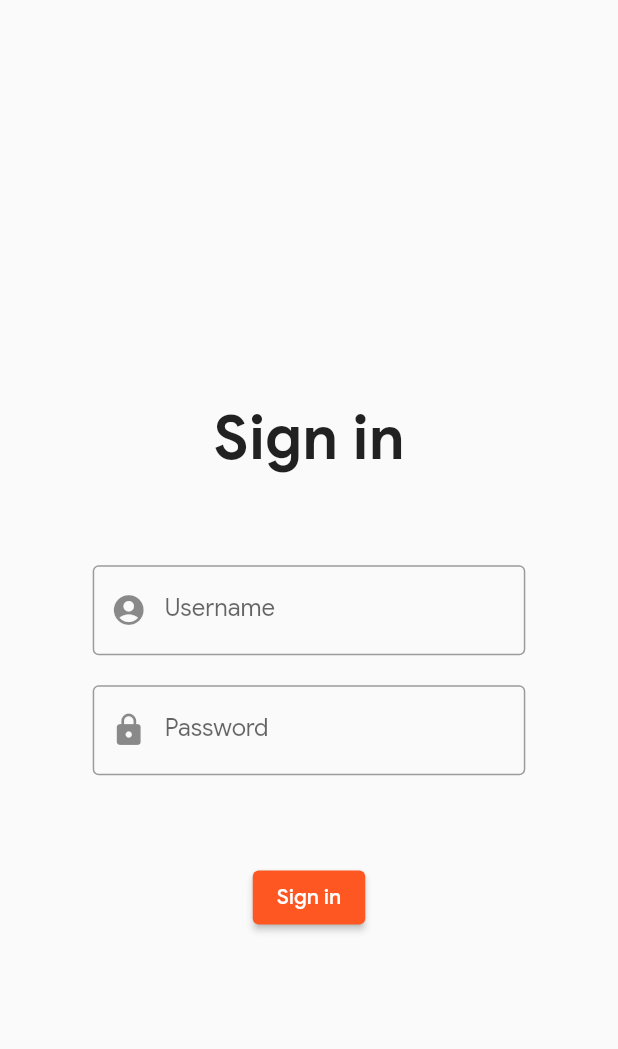
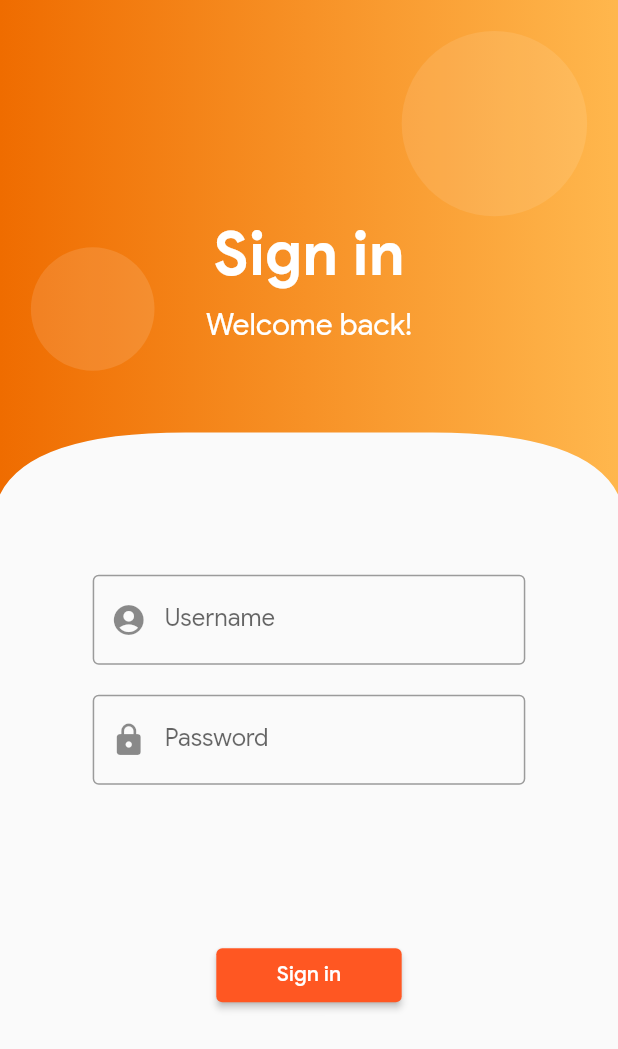
Before and after one commit to docongminh5499/camera_app, a Flutter app: the screen it shows after launch, on a phone screen of 412 x 824 dp. Shown: the top 1049 px of the screen. Run offline on Flutter 3.47's test engine with Material 2 defaults, Android fonts, the phone set to English and light mode, and no system bars; our stand-ins replace bloc, camera, dartz, data_connection_checker, equatable, flutter_bloc and 6 more; accounts and stored records are empty.

Commit message:
repair login page, database config sql (on progress)

```diff
--- a/assets/lang/en.json
+++ b/assets/lang/en.json
@@ -50,5 +50,6 @@
     "close": "Close",
     "analysisError": "Something went wrong. Please try again.",
     "analysisSuccess": "Analysis successfully",
-    "result": "Result"
+    "result": "Result",
+    "welcomeBack": "Welcome back!"
 }
--- a/assets/lang/vi.json
+++ b/assets/lang/vi.json
@@ -50,5 +50,6 @@
     "close": "Đóng",
     "analysisError": "Xảy ra lỗi, vui lòng thử lại",
     "analysisSuccess": "Phân tích thành công",
-    "result": "Kết quả"
+    "result": "Kết quả",
+    "welcomeBack": "Chào mừng trở lại!"
 }
--- a/lib/cores/failures/failure.dart
+++ b/lib/cores/failures/failure.dart
@@ -1,4 +1,3 @@
-import 'package:dartz/dartz.dart';
 import 'package:equatable/equatable.dart';
 import 'package:flutter/cupertino.dart';
 
--- a/lib/cores/utils/constants.dart
+++ b/lib/cores/utils/constants.dart
@@ -1,4 +1,5 @@
 import 'package:flutter/material.dart';
+import 'package:sqflite/sqflite.dart';
 
 class Constants {
   static String userRole = "USER";
@@ -14,21 +15,23 @@ class Constants {
       new GlobalKey<NavigatorState>();
 
   static String protocol = "http";
-  static String host = "192.168.1.123";
-  static String port = "3000";
+  static String server = "192.168.1.123:3000";
+  // static String server = "docongminh-camera-app-server.herokuapp.com";
 
   static Map<String, String> urls = {
-    "login": "$protocol://$host:$port/login",
-    "verifyToken": "$protocol://$host:$port/verify-token",
-    "getAccount": "$protocol://$host:$port/get-account",
-    "addAccount": "$protocol://$host:$port/add-account",
-    "modifyAccount": "$protocol://$host:$port/modify-account",
-    "removeAccount": "$protocol://$host:$port/remove-account",
-    "analysisImage": "$protocol://$host:$port/analysis-image"
+    "login": "$protocol://$server/login",
+    "verifyToken": "$protocol://$server/verify-token",
+    "getAccount": "$protocol://$server/get-account",
+    "addAccount": "$protocol://$server/add-account",
+    "modifyAccount": "$protocol://$server/modify-account",
+    "removeAccount": "$protocol://$server/remove-account",
+    "analysisImage": "$protocol://$server/analysis-image"
   };
 
   static List<Map<String, dynamic>> locales = [
     {"locale": Locale('en', 'US'), "name": "English"},
     {"locale": Locale('vi', 'VN'), "name": "Tiếng việt"},
   ];
+
+  static Database database;
 }
--- a/lib/cores/widgets/decorate_title_scaffold.dart
+++ b/lib/cores/widgets/decorate_title_scaffold.dart
@@ -50,7 +50,6 @@ class DecorateTitleScaffold extends StatelessWidget {
         top: false,
         bottom: false,
         child: Scaffold(
-
           resizeToAvoidBottomInset: false,
           appBar: AppBar(
             title: Text(title),
--- /dev/null
+++ b/lib/cores/widgets/fade_widget.dart
@@ -0,0 +1,52 @@
+import 'package:flutter/cupertino.dart';
+import 'package:flutter/material.dart';
+
+class FadeWidget extends StatefulWidget {
+  final Widget child;
+  final Duration duration;
+  final Duration delay;
+
+  FadeWidget({
+    @required this.duration,
+    this.delay,
+    @required this.child,
+    Key key,
+  }) : super(key: key);
+
+  @override
+  _FadeWidgetState createState() => _FadeWidgetState();
+}
+
+class _FadeWidgetState extends State<FadeWidget> {
+  bool visible = false;
+  bool firstMount = true;
+
+  @override
+  void didChangeDependencies() {
+    super.didChangeDependencies();
+    if (firstMount) {
+      if (widget.delay == null)
+        this.setState(() {
+          visible = true;
+          firstMount = false;
+        });
+      else {
+        Future.delayed(widget.delay, () {
+          this.setState(() {
+            visible = true;
+            firstMount = false;
+          });
+        });
+      }
+    }
+  }
+
+  @override
+  Widget build(BuildContext context) {
+    return AnimatedOpacity(
+      opacity: visible ? 1.0 : 0.0,
+      duration: widget.duration,
+      child: widget.child,
+    );
+  }
+}
--- /dev/null
+++ b/lib/database/model_sql.dart
@@ -0,0 +1,5 @@
+abstract class ModelSQL {
+  String onCreate();
+  bool insert();
+  bool remove();
+}
--- /dev/null
+++ b/lib/features/gallery/presentation/bloc/gallery_event.dart
@@ -0,0 +1,3 @@
+part of 'gallery_bloc.dart';
+@immutable
+abstract class GalleryEvent {}
--- /dev/null
+++ b/lib/features/gallery/presentation/bloc/gallery_state.dart
@@ -0,0 +1,4 @@
+part of 'gallery_bloc.dart';
+@immutable
+abstract class GalleryState {}
+class GalleryInitial extends GalleryState {}
--- a/lib/features/login/pages/login.dart
+++ b/lib/features/login/pages/login.dart
@@ -1,8 +1,10 @@
 import 'package:flutter/material.dart';
 import 'package:flutter_bloc/flutter_bloc.dart';
 import 'package:my_camera_app_demo/cores/localize/app_localize.dart';
+import 'package:my_camera_app_demo/cores/widgets/fade_widget.dart';
 import 'package:my_camera_app_demo/features/app/presentation/bloc/app_bloc.dart';
 import 'package:my_camera_app_demo/features/login/bloc/login_bloc.dart';
+import 'package:my_camera_app_demo/features/login/widgets/login_painter.dart';
 import 'package:my_camera_app_demo/injections/injection.dart';
 
 class LoginPage extends StatefulWidget {
@@ -18,18 +20,12 @@ class _LoginPageState extends State<LoginPage> {
   LoginBloc bloc = sl<LoginBloc>();
   String username;
   String password;
-  double _opacity = 0;
 
   @override
   void initState() {
     super.initState();
     username = "";
     password = "";
-    WidgetsBinding.instance.addPostFrameCallback((_) {
-      this.setState(() {
-        _opacity = 1;
-      });
-    });
   }
 
   @override
@@ -57,39 +53,59 @@ class _LoginPageState extends State<LoginPage> {
   @override
   Widget build(BuildContext context) {
     AppLocalizations localizations = AppLocalizations.of(context);
+    bool darkmode = getCurrentBlocState().setting.isDarkModeOn;
 
-    return BlocProvider(
+    return DecoratedLoginContainer(
+      darkmode: darkmode,
+      body: BlocProvider(
         create: (BuildContext context) => bloc,
-      child: Scaffold(
-        resizeToAvoidBottomInset: false,
-        body: SafeArea(
-          minimum: EdgeInsets.all(15),
-          child: AnimatedOpacity(
-            opacity: _opacity,
-            duration: Duration(seconds: 1),
-            child: AnimatedContainer(
-              duration: Duration(milliseconds: 500),
-              width: MediaQuery.of(context).size.width,
         child: Column(
           crossAxisAlignment: CrossAxisAlignment.center,
           mainAxisAlignment: MainAxisAlignment.spaceEvenly,
           children: <Widget>[
             Container(
-                    width: MediaQuery.of(context).size.width * 0.7,
-                    height: MediaQuery.of(context).size.height * 0.6,
+              height: MediaQuery.of(context).size.height * 0.3,
               child: Column(
                 crossAxisAlignment: CrossAxisAlignment.center,
-                      mainAxisAlignment: MainAxisAlignment.end,
+                mainAxisAlignment: MainAxisAlignment.center,
                 children: [
-                        Text(
+                  FadeWidget(
+                    delay: Duration(milliseconds: 500),
+                    duration: Duration(milliseconds: 1000),
+                    child: Text(
                       localizations.translate("signIn"),
                       style: TextStyle(
                         fontSize: 40,
                         fontWeight: FontWeight.bold,
+                        color: Colors.white,
                       ),
                     ),
-                        SizedBox(height: 50),
-                        Padding(
+                  ),
+                  SizedBox(height: 10),
+                  FadeWidget(
+                    delay: Duration(milliseconds: 1000),
+                    duration: Duration(milliseconds: 1000),
+                    child: Text(
+                      localizations.translate("welcomeBack"),
+                      style: TextStyle(
+                        fontSize: 20,
+                        color: Colors.white,
+                      ),
+                    ),
+                  ),
+                ],
+              ),
+            ),
+            Container(
+              width: MediaQuery.of(context).size.width * 0.7,
+              child: Column(
+                crossAxisAlignment: CrossAxisAlignment.center,
+                mainAxisAlignment: MainAxisAlignment.center,
+                children: [
+                  FadeWidget(
+                    delay: Duration(milliseconds: 1000),
+                    duration: Duration(milliseconds: 1000),
+                    child: Padding(
                       padding: EdgeInsets.symmetric(vertical: 10),
                       child: TextFormField(
                         autocorrect: false,
@@ -104,7 +120,11 @@ class _LoginPageState extends State<LoginPage> {
                         },
                       ),
                     ),
-                        Padding(
+                  ),
+                  FadeWidget(
+                    delay: Duration(milliseconds: 1200),
+                    duration: Duration(milliseconds: 1000),
+                    child: Padding(
                       padding: EdgeInsets.symmetric(vertical: 10),
                       child: TextFormField(
                         controller: passwordController,
@@ -121,21 +141,36 @@ class _LoginPageState extends State<LoginPage> {
                         },
                       ),
                     ),
+                  ),
                 ],
               ),
             ),
             Container(
-                    height: MediaQuery.of(context).size.height * 0.3,
+              height: MediaQuery.of(context).size.height * 0.2,
+              child: BlocListener(
+                bloc: bloc,
+                listener: (context, state) {
+                  if (state is SuccessLoginState) {
+                    successLogin();
+                  }
+                },
                 child: BlocBuilder<LoginBloc, LoginState>(
                   builder: (BuildContext context, LoginState state) {
                     if (state is NormalState) {
                       return Column(
                         children: [
                           SizedBox(height: 30),
-                              ElevatedButton(
+                          FadeWidget(
+                            delay: Duration(milliseconds: 1400),
+                            duration: Duration(milliseconds: 1000),
+                            child: Container(
+                              width: MediaQuery.of(context).size.width * 0.3,
+                              child: ElevatedButton(
                                 onPressed: () => login(),
                                 child: Text(localizations.translate("signIn")),
-                              )
+                              ),
+                            ),
+                          ),
                         ],
                       );
                     } else if (state is LoggingState) {
@@ -158,14 +193,17 @@ class _LoginPageState extends State<LoginPage> {
                             style: TextStyle(fontSize: 14),
                           ),
                           SizedBox(height: 10),
-                              ElevatedButton(
+                          Container(
+                            width: MediaQuery.of(context).size.width * 0.3,
+                            child: ElevatedButton(
                               onPressed: () => login(),
                               child: Text(localizations.translate("signIn")),
-                              )
+                            ),
+                          ),
                         ],
                       );
                     }
-                        successLogin();
+
                     return Column(
                       children: [
                         SizedBox(height: 30),
@@ -179,10 +217,8 @@ class _LoginPageState extends State<LoginPage> {
                   },
                 ),
               ),
+            ),
           ],
-              ),
-            ),
-          ),
         ),
       ),
     );
--- /dev/null
+++ b/lib/features/login/widgets/login_painter.dart
@@ -0,0 +1,94 @@
+import 'package:flutter/material.dart';
+import 'dart:ui';
+
+class LoginPainter extends CustomPainter {
+  final bool darkmode;
+  LoginPainter({
+    Listenable repaint,
+    @required this.darkmode,
+  }) : super(repaint: repaint);
+
+  @override
+  void paint(Canvas canvas, Size size) {
+    final height = size.height;
+    final width = size.width;
+    Paint paint = Paint();
+    paint.shader = LinearGradient(
+      begin: Alignment.centerRight,
+      end: Alignment.centerLeft,
+      colors: [
+        darkmode ? Colors.brown[300] : Colors.orange[300],
+        darkmode ? Colors.brown[800] : Colors.orange[800],
+      ],
+    ).createShader(Rect.fromLTWH(0, 0, width, height));
+
+    Path curve = Path();
+    curve.lineTo(0, height * 0.4);
+
+    curve.quadraticBezierTo(
+      width * 0.05,
+      height * 0.35,
+      width * 0.3,
+      height * 0.35,
+    );
+
+    curve.lineTo(
+      width * 0.7,
+      height * 0.35,
+    );
+
+    curve.quadraticBezierTo(
+      width * 0.95,
+      height * 0.35,
+      width,
+      height * 0.4,
+    );
+    curve.lineTo(width, 0);
+    curve.close();
+    canvas.drawPath(curve, paint);
+
+    Paint paintCircle = Paint();
+    paintCircle.color = Colors.white10;
+    canvas.drawCircle(
+      Offset(width * 0.8, height * 0.1),
+      width * 0.15,
+      paintCircle,
+    );
+    paintCircle.color = Colors.white12;
+    canvas.drawCircle(
+      Offset(width * 0.15, height * 0.25),
+      width * 0.1,
+      paintCircle,
+    );
+  }
+
+  @override
+  bool shouldRepaint(covariant CustomPainter oldDelegate) {
+    return oldDelegate != this;
+  }
+}
+
+class DecoratedLoginContainer extends StatelessWidget {
+  final Widget body;
+  final bool darkmode;
+  const DecoratedLoginContainer({
+    Key key,
+    this.body,
+    this.darkmode,
+  }) : super(key: key);
+
+  @override
+  Widget build(BuildContext context) {
+    return Scaffold(
+      resizeToAvoidBottomInset: false,
+      body: Container(
+        width: MediaQuery.of(context).size.width,
+        decoration: BoxDecoration(color: Theme.of(context).canvasColor),
+        child: CustomPaint(
+          painter: LoginPainter(darkmode: darkmode),
+          child: body,
+        ),
+      ),
+    );
+  }
+}
--- a/lib/main.dart
+++ b/lib/main.dart
@@ -1,9 +1,11 @@
 import 'package:flutter/material.dart';
 import 'package:my_camera_app_demo/features/app/presentation/pages/my_app.dart';
 import 'injections/injection.dart' as di;
+import 'database/database.dart' as database;
 
 void main() async {
   WidgetsFlutterBinding.ensureInitialized();
+  await database.initDatabase();
   await di.init();
   runApp(MyApp());
 }
```
Also changed, not shown: lib/database/database.dart (added, +21 -0 lines), lib/features/app/presentation/pages/splash_screen.dart (+6 -4 lines), lib/features/gallery/presentation/bloc/gallery_bloc.dart (added, +14 -0 lines), pubspec.yaml (+17 -17 lines), assets/images/icon.png (added), lib/features/gallery/domain/entities/image_model.dart (added), pubspec.lock, 1 other file. Lines whose indentation alone changed are shown as unchanged.
